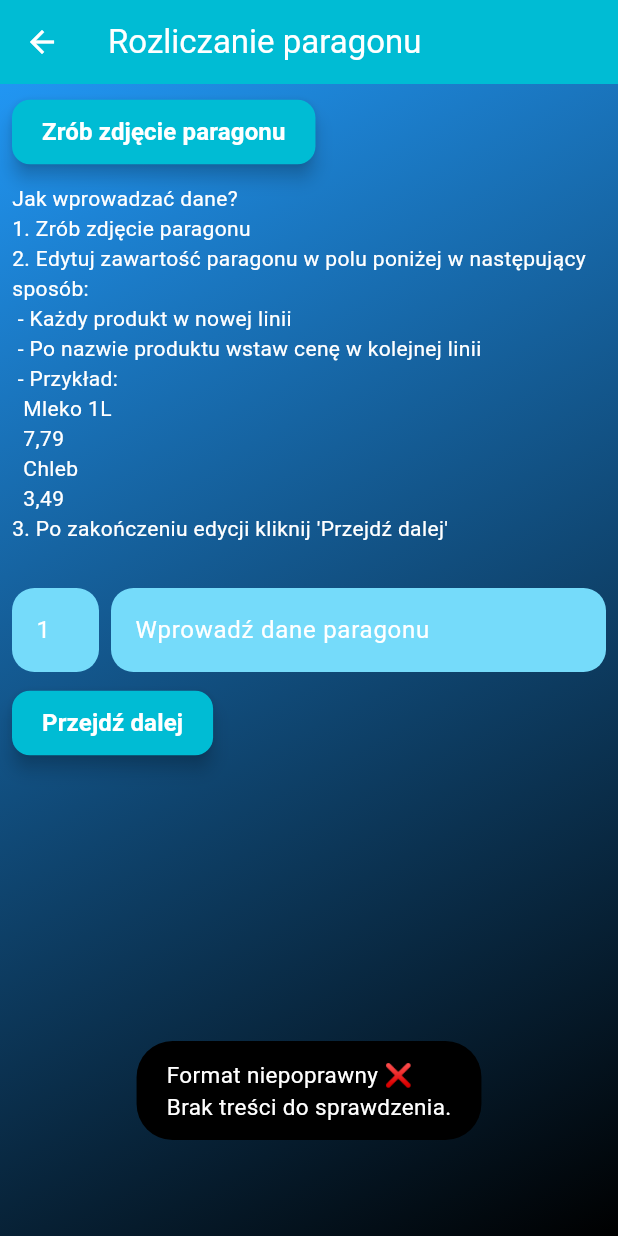
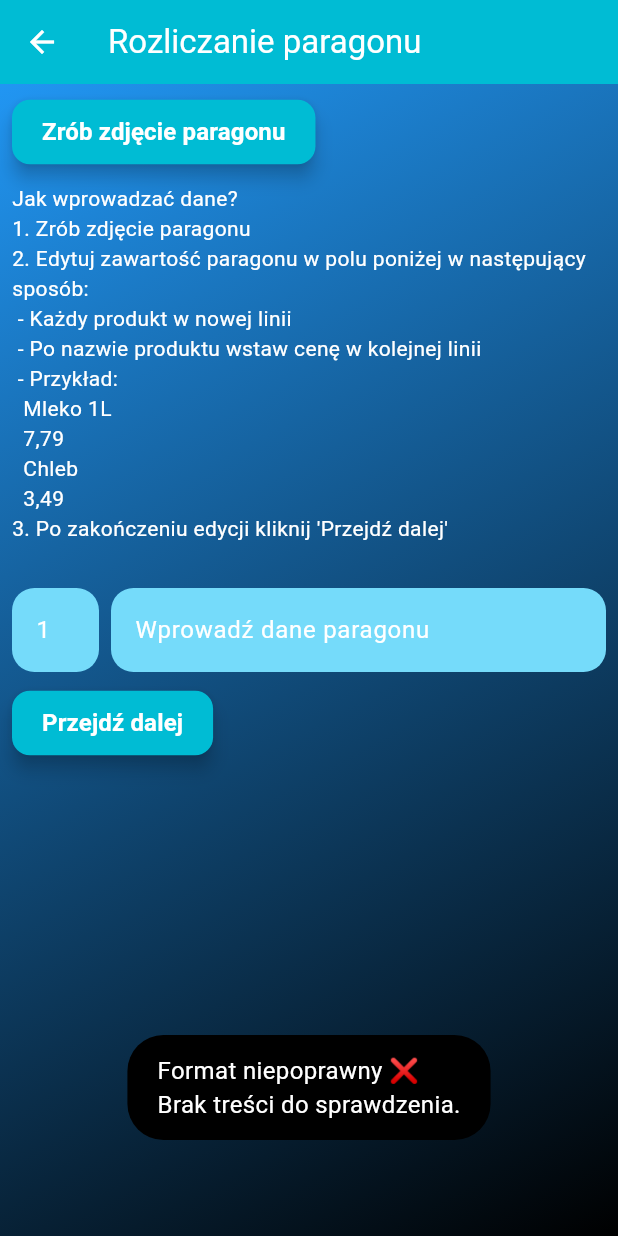
Before and after one commit to DebtMateProd/DebtMate, a Flutter app: the AddReceiptPage screen opened by its route, after a tap on "Przejdź dalej", on a phone screen of 412 x 824 dp. Run offline on Flutter 3.47's test engine with Material 3 defaults, Android fonts, the phone set to English and light mode, and no system bars; our stand-ins replace built_collection, built_value, dio, dropdown_button2, fluttertoast, image_picker; missing offline and left inert: google_mlkit_text_recognition, one_of_serializer; accounts and stored records are empty.

Commit message:
toast -> fluttertoast

```diff
--- a/DebtMate/myapp/lib/main.dart
+++ b/DebtMate/myapp/lib/main.dart
@@ -3,7 +3,6 @@ import 'package:flutter/services.dart';
 import 'package:myapp/pages/home_page.dart';
 import 'package:myapp/utils/navigator_key.dart';
 import 'package:myapp/utils/routes.dart';
-import 'package:toast/toast.dart';
 
 void main() async{
   WidgetsFlutterBinding.ensureInitialized();
@@ -26,10 +25,6 @@ class MyApp extends StatelessWidget {
       ),
       routes: appRoutes,
       home: const HomePage(),
-      builder: (context, child) {
-        ToastContext().init(context);
-        return child!;
-      },
     );
   }
 }
--- a/DebtMate/myapp/lib/pages/choose_reckoning_type_page.dart
+++ b/DebtMate/myapp/lib/pages/choose_reckoning_type_page.dart
@@ -1,7 +1,6 @@
 import 'package:flutter/material.dart';
 import 'package:myapp/utils/route_helper.dart';
 import 'package:myapp/widgets/button.dart';
-import 'package:toast/toast.dart';
 
 class ReckoningTypePage extends StatefulWidget {
   const ReckoningTypePage({super.key});
@@ -19,7 +18,6 @@ class _ReckoningTypePageState extends State<ReckoningTypePage> {
 
   @override
   Widget build(BuildContext context) {
-    ToastContext().init(context);
     return Scaffold(
       appBar: AppBar(
         title: Text("Wybierz rodzaj rozliczenia", style: TextStyle(color: Colors.white)),
--- a/DebtMate/myapp/lib/pages/main_page.dart
+++ b/DebtMate/myapp/lib/pages/main_page.dart
@@ -3,7 +3,6 @@ import 'package:myapp/utils/api_service.dart';
 import 'package:myapp/utils/route_helper.dart';
 import 'package:myapp/utils/toast.dart';
 import 'package:myapp/widgets/button.dart';
-import 'package:toast/toast.dart';
 
 class MainPage extends StatefulWidget {
   const MainPage({super.key});
@@ -22,7 +21,6 @@ class _MainPageState extends State<MainPage> {
 
   @override
   Widget build(BuildContext context) {
-    ToastContext().init(context);
     return Scaffold(
       appBar: AppBar(
         title: Text("DebtMate", style: TextStyle(color: Colors.white)),
--- a/DebtMate/myapp/lib/utils/toast.dart
+++ b/DebtMate/myapp/lib/utils/toast.dart
@@ -1,12 +1,12 @@
 import 'package:flutter/material.dart';
-import 'package:toast/toast.dart';
+import 'package:fluttertoast/fluttertoast.dart';
 
 void showToast(String message){
-  Toast.show(
-        message,
-        duration: 1,
-        gravity: Toast.bottom,
-        textStyle: TextStyle(color: Colors.white, fontSize: 16),
+  Fluttertoast.showToast(
+        msg: message,
         backgroundColor: Colors.black,
+        gravity: ToastGravity.BOTTOM,
+        textColor: Colors.white,
+        fontSize: 16.0
     );
 }
--- a/DebtMate/myapp/pubspec.yaml
+++ b/DebtMate/myapp/pubspec.yaml
@@ -35,7 +35,7 @@ dependencies:
   # Use with the CupertinoIcons class for iOS style icons.
   cupertino_icons: ^1.0.8
   http: ^1.4.0
-  toast: ^0.3.0
+  fluttertoast: ^8.2.12
   openapi_generator: ^6.1.0
   dio: ^5.4.0
   dropdown_button2: ^2.3.9
```
Also changed, not shown: DebtMate/myapp/lib/pages/home_page.dart (+3 -4 lines), DebtMate/myapp/pubspec.lock.
